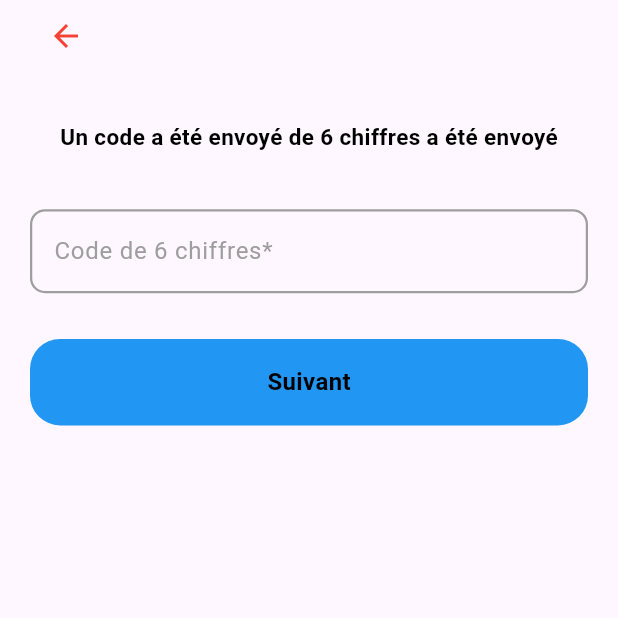
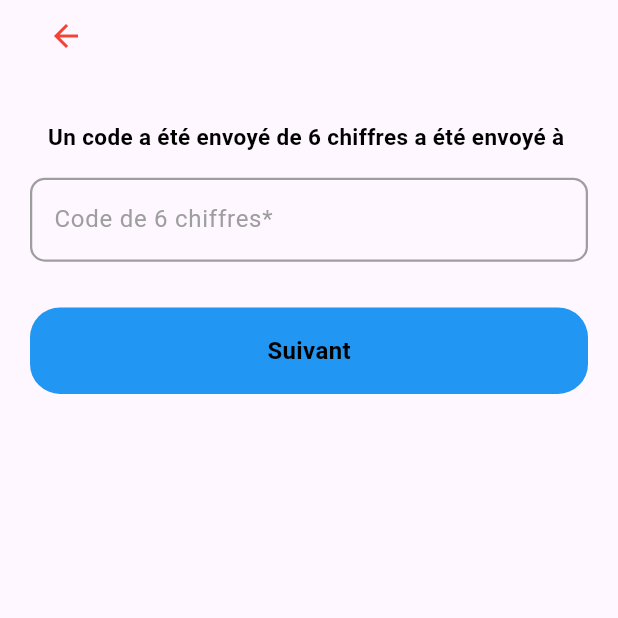
Before and after one commit to DenisGhg/ProConnect, a Flutter app: the VerifyCode screen opened by its route, on a phone screen of 412 x 824 dp, the top half of it. Run offline on Flutter 3.47's test engine with Material 3 defaults, Android fonts, the light colour scheme and no system bars.

Commit message:
Mail and Verif Code with provider

```diff
--- a/lib/pages/auth_pages/log_in_page.dart
+++ b/lib/pages/auth_pages/log_in_page.dart
@@ -173,6 +173,7 @@
                     fontSize: screeWidth * 0.04,
                     fontWeight: FontWeight.bold,
                   ),
+
                 ),
                 //Espacement
                 SizedBox(
--- a/lib/pages/reset_password_pages/verify_code.dart
+++ b/lib/pages/reset_password_pages/verify_code.dart
@@ -53,26 +53,12 @@
 
               Center(
                 child: AppText(
-                  text: "Un code a été envoyé de 6 chiffres a été envoyé",
+                  text: "Un code a été envoyé de 6 chiffres a été envoyé à ${context.watch<RecupMailProvider>().mailController.text}",
                   fontSize: 15,
                   color: Colors.black,
                   fontWeight: FontWeight.bold,
                 ),
               ),
-
-              Consumer<RecupMailProvider>(
-                  builder: (context, recupMailProvider, child){
-                    return Center(
-                      child: AppText(
-                        text: recupMailProvider.recupMail,
-                        fontSize: 15,
-                        color: Colors.black,
-                        fontWeight: FontWeight.bold,
-                      ),
-                    );
-                  }
-              ),
-
 
               SizedBox(height: screeHeight * 0.02), // Espacement
               // Field
```
Also changed, not shown: lib/pages/reset_password_pages/email_verification.dart (+16 -8 lines).
